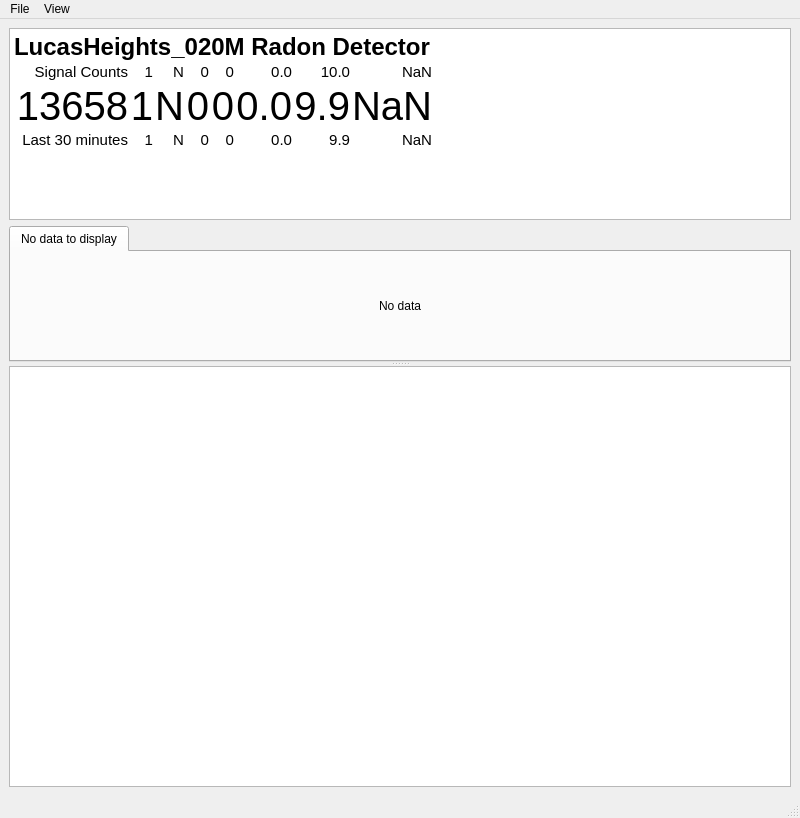
Qt form ui/main_window.ui (anstoradonlab/radon-monitor-gui) before a commit.
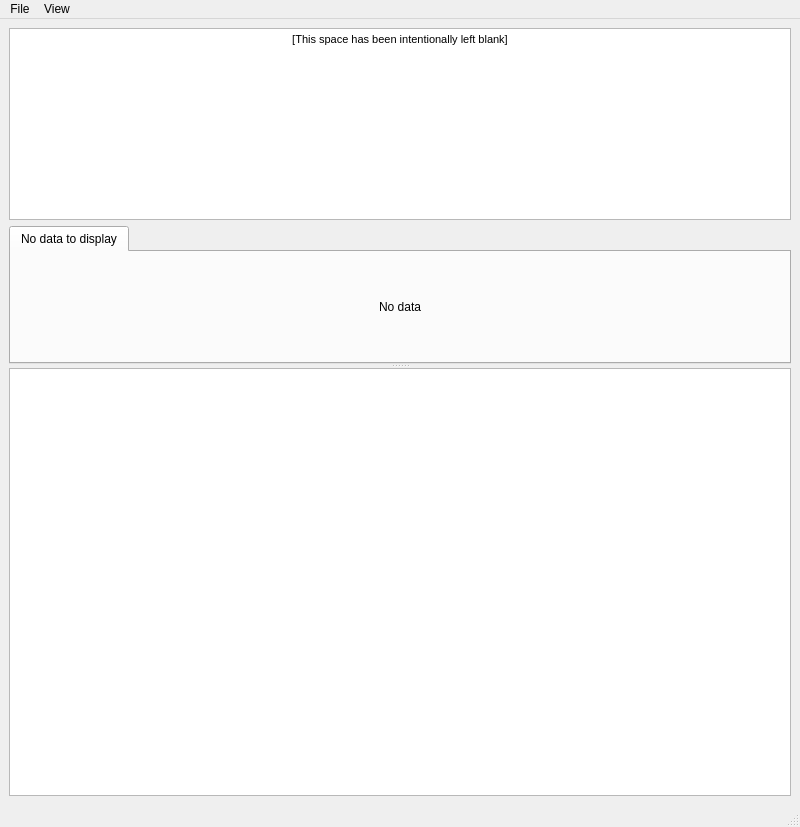
The same form after that commit.

Diff of the .ui file:
```diff
--- a/ui/main_window.ui
+++ b/ui/main_window.ui
@@ -7,7 +7,7 @@
     <x>0</x>
     <y>0</y>
     <width>800</width>
-    <height>818</height>
+    <height>827</height>
    </rect>
   </property>
   <property name="windowTitle">
@@ -36,6 +36,18 @@
             <verstretch>0</verstretch>
            </sizepolicy>
           </property>
+          <property name="minimumSize">
+           <size>
+            <width>0</width>
+            <height>150</height>
+           </size>
+          </property>
+          <property name="baseSize">
+           <size>
+            <width>0</width>
+            <height>150</height>
+           </size>
+          </property>
           <property name="sizeAdjustPolicy">
            <enum>QAbstractScrollArea::AdjustIgnored</enum>
           </property>
@@ -44,59 +56,7 @@
 &lt;html&gt;&lt;head&gt;&lt;meta name=&quot;qrichtext&quot; content=&quot;1&quot; /&gt;&lt;title&gt;template table&lt;/title&gt;&lt;style type=&quot;text/css&quot;&gt;
 p, li { white-space: pre-wrap; }
 &lt;/style&gt;&lt;/head&gt;&lt;body style=&quot; font-family:'MS Shell Dlg 2'; font-size:8.25pt; font-weight:400; font-style:normal;&quot;&gt;
-&lt;p style=&quot; margin-top:18px; margin-bottom:12px; margin-left:0px; margin-right:0px; -qt-block-indent:0; text-indent:0px;&quot;&gt;&lt;span style=&quot; font-family:'Verdana,Geneva,Tahoma,sans-serif'; font-size:xx-large; font-weight:600;&quot;&gt;LucasHeights_020M Radon Detector&lt;/span&gt; &lt;/p&gt;
-&lt;table border=&quot;0&quot; style=&quot; margin-top:0px; margin-bottom:0px; margin-left:0px; margin-right:0px;&quot; cellspacing=&quot;2&quot; cellpadding=&quot;0&quot;&gt;
-&lt;tr&gt;
-&lt;td&gt;
-&lt;p align=&quot;right&quot; style=&quot; margin-top:0px; margin-bottom:0px; margin-left:0px; margin-right:0px; -qt-block-indent:0; text-indent:0px;&quot;&gt;&lt;span style=&quot; font-family:'Verdana,Geneva,Tahoma,sans-serif'; font-size:15px;&quot;&gt;Signal Counts&lt;/span&gt;&lt;/p&gt;&lt;/td&gt;
-&lt;td&gt;
-&lt;p align=&quot;right&quot; style=&quot; margin-top:0px; margin-bottom:0px; margin-left:0px; margin-right:0px; -qt-block-indent:0; text-indent:0px;&quot;&gt;&lt;span style=&quot; font-family:'Verdana,Geneva,Tahoma,sans-serif'; font-size:15px;&quot;&gt;1&lt;/span&gt;&lt;/p&gt;&lt;/td&gt;
-&lt;td&gt;
-&lt;p align=&quot;right&quot; style=&quot; margin-top:0px; margin-bottom:0px; margin-left:0px; margin-right:0px; -qt-block-indent:0; text-indent:0px;&quot;&gt;&lt;span style=&quot; font-family:'Verdana,Geneva,Tahoma,sans-serif'; font-size:15px;&quot;&gt;N&lt;/span&gt;&lt;/p&gt;&lt;/td&gt;
-&lt;td&gt;
-&lt;p align=&quot;right&quot; style=&quot; margin-top:0px; margin-bottom:0px; margin-left:0px; margin-right:0px; -qt-block-indent:0; text-indent:0px;&quot;&gt;&lt;span style=&quot; font-family:'Verdana,Geneva,Tahoma,sans-serif'; font-size:15px;&quot;&gt;0&lt;/span&gt;&lt;/p&gt;&lt;/td&gt;
-&lt;td&gt;
-&lt;p align=&quot;right&quot; style=&quot; margin-top:0px; margin-bottom:0px; margin-left:0px; margin-right:0px; -qt-block-indent:0; text-indent:0px;&quot;&gt;&lt;span style=&quot; font-family:'Verdana,Geneva,Tahoma,sans-serif'; font-size:15px;&quot;&gt;0&lt;/span&gt;&lt;/p&gt;&lt;/td&gt;
-&lt;td&gt;
-&lt;p align=&quot;right&quot; style=&quot; margin-top:0px; margin-bottom:0px; margin-left:0px; margin-right:0px; -qt-block-indent:0; text-indent:0px;&quot;&gt;&lt;span style=&quot; font-family:'Verdana,Geneva,Tahoma,sans-serif'; font-size:15px;&quot;&gt;0.0&lt;/span&gt;&lt;/p&gt;&lt;/td&gt;
-&lt;td&gt;
-&lt;p align=&quot;right&quot; style=&quot; margin-top:0px; margin-bottom:0px; margin-left:0px; margin-right:0px; -qt-block-indent:0; text-indent:0px;&quot;&gt;&lt;span style=&quot; font-family:'Verdana,Geneva,Tahoma,sans-serif'; font-size:15px;&quot;&gt;10.0&lt;/span&gt;&lt;/p&gt;&lt;/td&gt;
-&lt;td&gt;
-&lt;p align=&quot;right&quot; style=&quot; margin-top:0px; margin-bottom:0px; margin-left:0px; margin-right:0px; -qt-block-indent:0; text-indent:0px;&quot;&gt;&lt;span style=&quot; font-family:'Verdana,Geneva,Tahoma,sans-serif'; font-size:15px;&quot;&gt;NaN&lt;/span&gt;&lt;/p&gt;&lt;/td&gt;&lt;/tr&gt;
-&lt;tr&gt;
-&lt;td&gt;
-&lt;p align=&quot;right&quot; style=&quot; margin-top:0px; margin-bottom:0px; margin-left:0px; margin-right:0px; -qt-block-indent:0; text-indent:0px;&quot;&gt;&lt;span style=&quot; font-family:'Verdana,Geneva,Tahoma,sans-serif'; font-size:40px;&quot;&gt;13658&lt;/span&gt;&lt;/p&gt;&lt;/td&gt;
-&lt;td&gt;
-&lt;p align=&quot;right&quot; style=&quot; margin-top:0px; margin-bottom:0px; margin-left:0px; margin-right:0px; -qt-block-indent:0; text-indent:0px;&quot;&gt;&lt;span style=&quot; font-family:'Verdana,Geneva,Tahoma,sans-serif'; font-size:40px;&quot;&gt;1&lt;/span&gt;&lt;/p&gt;&lt;/td&gt;
-&lt;td&gt;
-&lt;p align=&quot;right&quot; style=&quot; margin-top:0px; margin-bottom:0px; margin-left:0px; margin-right:0px; -qt-block-indent:0; text-indent:0px;&quot;&gt;&lt;span style=&quot; font-family:'Verdana,Geneva,Tahoma,sans-serif'; font-size:40px;&quot;&gt;N&lt;/span&gt;&lt;/p&gt;&lt;/td&gt;
-&lt;td&gt;
-&lt;p align=&quot;right&quot; style=&quot; margin-top:0px; margin-bottom:0px; margin-left:0px; margin-right:0px; -qt-block-indent:0; text-indent:0px;&quot;&gt;&lt;span style=&quot; font-family:'Verdana,Geneva,Tahoma,sans-serif'; font-size:40px;&quot;&gt;0&lt;/span&gt;&lt;/p&gt;&lt;/td&gt;
-&lt;td&gt;
-&lt;p align=&quot;right&quot; style=&quot; margin-top:0px; margin-bottom:0px; margin-left:0px; margin-right:0px; -qt-block-indent:0; text-indent:0px;&quot;&gt;&lt;span style=&quot; font-family:'Verdana,Geneva,Tahoma,sans-serif'; font-size:40px;&quot;&gt;0&lt;/span&gt;&lt;/p&gt;&lt;/td&gt;
-&lt;td&gt;
-&lt;p align=&quot;right&quot; style=&quot; margin-top:0px; margin-bottom:0px; margin-left:0px; margin-right:0px; -qt-block-indent:0; text-indent:0px;&quot;&gt;&lt;span style=&quot; font-family:'Verdana,Geneva,Tahoma,sans-serif'; font-size:40px;&quot;&gt;0.0&lt;/span&gt;&lt;/p&gt;&lt;/td&gt;
-&lt;td&gt;
-&lt;p align=&quot;right&quot; style=&quot; margin-top:0px; margin-bottom:0px; margin-left:0px; margin-right:0px; -qt-block-indent:0; text-indent:0px;&quot;&gt;&lt;span style=&quot; font-family:'Verdana,Geneva,Tahoma,sans-serif'; font-size:40px;&quot;&gt;9.9&lt;/span&gt;&lt;/p&gt;&lt;/td&gt;
-&lt;td&gt;
-&lt;p align=&quot;right&quot; style=&quot; margin-top:0px; margin-bottom:0px; margin-left:0px; margin-right:0px; -qt-block-indent:0; text-indent:0px;&quot;&gt;&lt;span style=&quot; font-family:'Verdana,Geneva,Tahoma,sans-serif'; font-size:40px;&quot;&gt;NaN&lt;/span&gt;&lt;/p&gt;&lt;/td&gt;&lt;/tr&gt;
-&lt;tr&gt;
-&lt;td&gt;
-&lt;p align=&quot;right&quot; style=&quot; margin-top:0px; margin-bottom:0px; margin-left:0px; margin-right:0px; -qt-block-indent:0; text-indent:0px;&quot;&gt;&lt;span style=&quot; font-family:'Verdana,Geneva,Tahoma,sans-serif'; font-size:15px;&quot;&gt;Last 30 minutes&lt;/span&gt;&lt;/p&gt;&lt;/td&gt;
-&lt;td&gt;
-&lt;p align=&quot;right&quot; style=&quot; margin-top:0px; margin-bottom:0px; margin-left:0px; margin-right:0px; -qt-block-indent:0; text-indent:0px;&quot;&gt;&lt;span style=&quot; font-family:'Verdana,Geneva,Tahoma,sans-serif'; font-size:15px;&quot;&gt;1&lt;/span&gt;&lt;/p&gt;&lt;/td&gt;
-&lt;td&gt;
-&lt;p align=&quot;right&quot; style=&quot; margin-top:0px; margin-bottom:0px; margin-left:0px; margin-right:0px; -qt-block-indent:0; text-indent:0px;&quot;&gt;&lt;span style=&quot; font-family:'Verdana,Geneva,Tahoma,sans-serif'; font-size:15px;&quot;&gt;N&lt;/span&gt;&lt;/p&gt;&lt;/td&gt;
-&lt;td&gt;
-&lt;p align=&quot;right&quot; style=&quot; margin-top:0px; margin-bottom:0px; margin-left:0px; margin-right:0px; -qt-block-indent:0; text-indent:0px;&quot;&gt;&lt;span style=&quot; font-family:'Verdana,Geneva,Tahoma,sans-serif'; font-size:15px;&quot;&gt;0&lt;/span&gt;&lt;/p&gt;&lt;/td&gt;
-&lt;td&gt;
-&lt;p align=&quot;right&quot; style=&quot; margin-top:0px; margin-bottom:0px; margin-left:0px; margin-right:0px; -qt-block-indent:0; text-indent:0px;&quot;&gt;&lt;span style=&quot; font-family:'Verdana,Geneva,Tahoma,sans-serif'; font-size:15px;&quot;&gt;0&lt;/span&gt;&lt;/p&gt;&lt;/td&gt;
-&lt;td&gt;
-&lt;p align=&quot;right&quot; style=&quot; margin-top:0px; margin-bottom:0px; margin-left:0px; margin-right:0px; -qt-block-indent:0; text-indent:0px;&quot;&gt;&lt;span style=&quot; font-family:'Verdana,Geneva,Tahoma,sans-serif'; font-size:15px;&quot;&gt;0.0&lt;/span&gt;&lt;/p&gt;&lt;/td&gt;
-&lt;td&gt;
-&lt;p align=&quot;right&quot; style=&quot; margin-top:0px; margin-bottom:0px; margin-left:0px; margin-right:0px; -qt-block-indent:0; text-indent:0px;&quot;&gt;&lt;span style=&quot; font-family:'Verdana,Geneva,Tahoma,sans-serif'; font-size:15px;&quot;&gt;9.9&lt;/span&gt;&lt;/p&gt;&lt;/td&gt;
-&lt;td&gt;
-&lt;p align=&quot;right&quot; style=&quot; margin-top:0px; margin-bottom:0px; margin-left:0px; margin-right:0px; -qt-block-indent:0; text-indent:0px;&quot;&gt;&lt;span style=&quot; font-family:'Verdana,Geneva,Tahoma,sans-serif'; font-size:15px;&quot;&gt;NaN&lt;/span&gt;&lt;/p&gt;&lt;/td&gt;&lt;/tr&gt;&lt;/table&gt;&lt;/body&gt;&lt;/html&gt;</string>
+&lt;p align=&quot;center&quot; style=&quot; margin-top:12px; margin-bottom:12px; margin-left:0px; margin-right:0px; -qt-block-indent:0; text-indent:0px;&quot;&gt;[This space has been intentionally left blank]&lt;/p&gt;&lt;/body&gt;&lt;/html&gt;</string>
           </property>
          </widget>
         </item>
```
